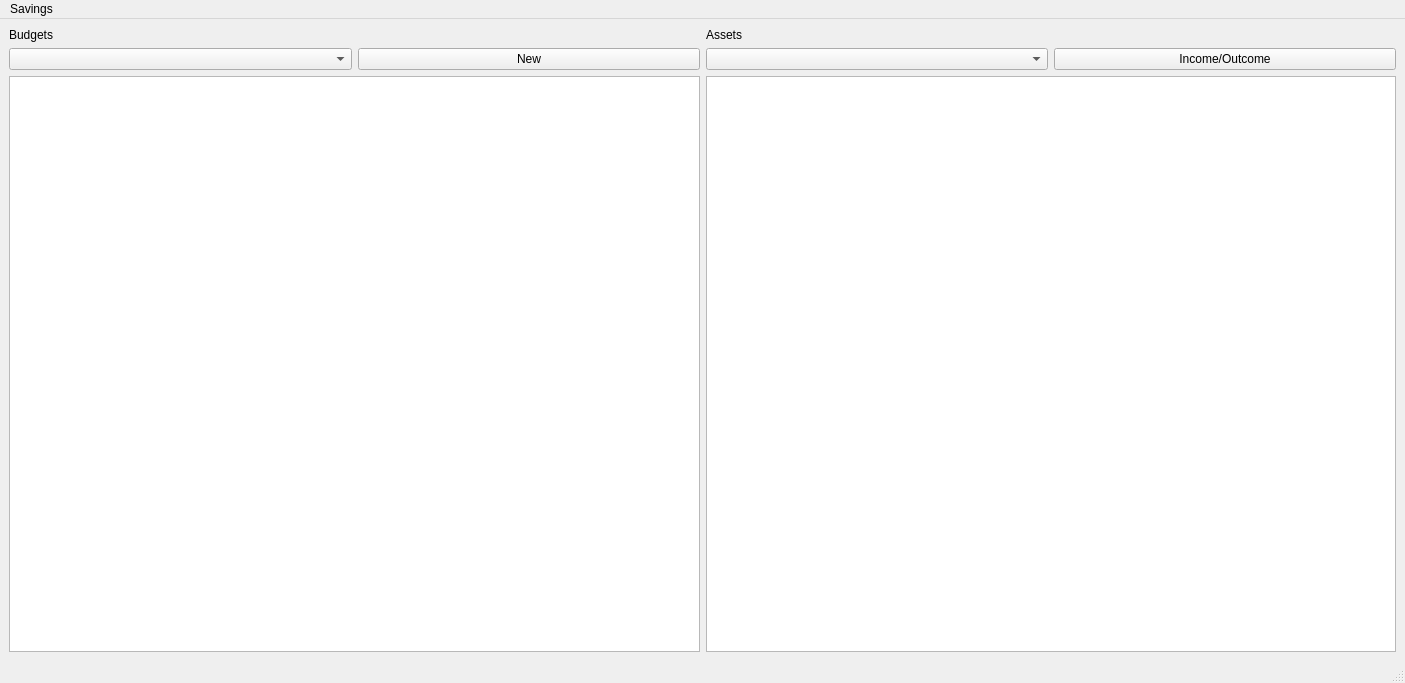
Old version of the form form/MainWindow.ui in the repository lukasszz/savings.
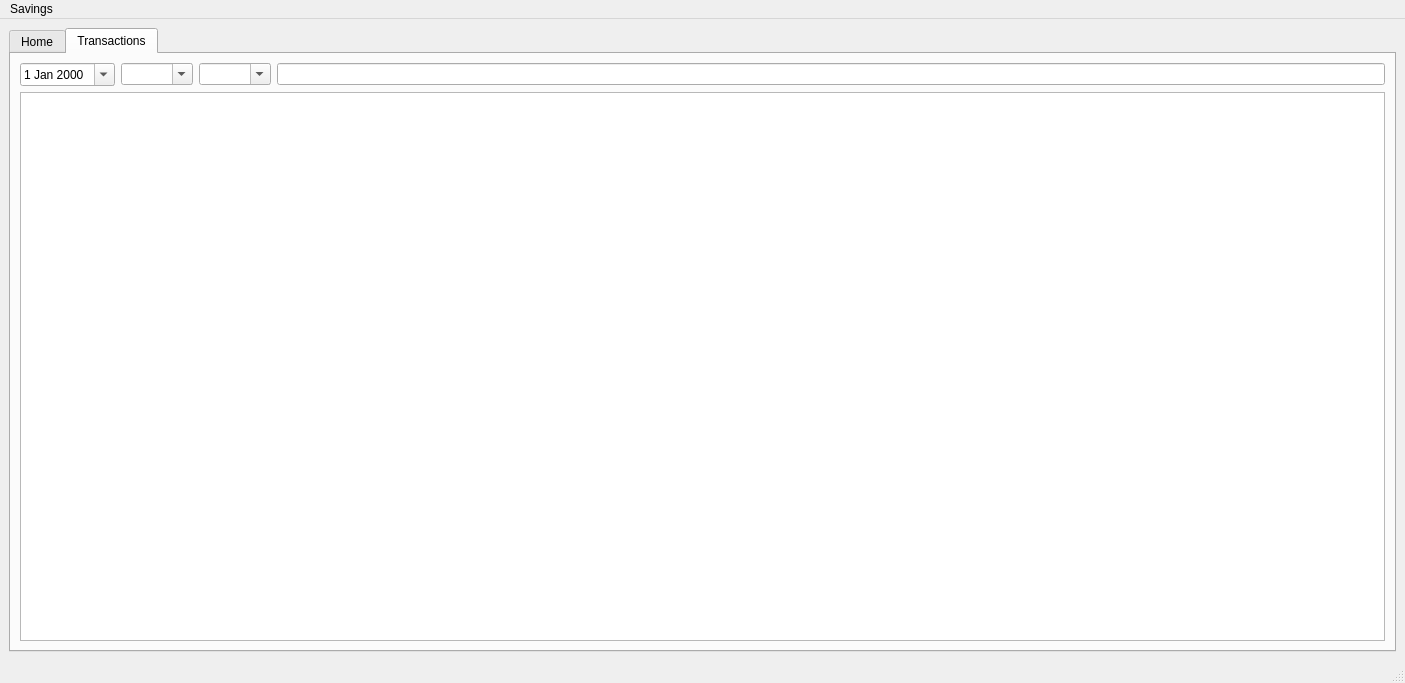
New version of the form.

Commit message:
8 trans table (#9)
Transaction list

The edit to the form file:
```diff
--- a/form/MainWindow.ui
+++ b/form/MainWindow.ui
@@ -14,6 +14,16 @@
    <string>Savings</string>
   </property>
   <widget class="QWidget" name="centralwidget">
+   <layout class="QHBoxLayout" name="horizontalLayout_4">
+    <item>
+     <widget class="QTabWidget" name="tabWidget">
+      <property name="currentIndex">
+       <number>1</number>
+      </property>
+      <widget class="QWidget" name="tab_home">
+       <attribute name="title">
+        <string>Home</string>
+       </attribute>
    <layout class="QHBoxLayout" name="horizontalLayout_3">
     <item>
      <layout class="QVBoxLayout" name="verticalLayout">
@@ -81,6 +91,48 @@
     </item>
    </layout>
   </widget>
+      <widget class="QWidget" name="tab_2">
+       <attribute name="title">
+        <string>Transactions</string>
+       </attribute>
+       <layout class="QVBoxLayout" name="verticalLayout_3">
+        <item>
+         <layout class="QHBoxLayout" name="horizontalLayout_5">
+          <item>
+           <widget class="QDateEdit" name="dateFrom">
+            <property name="calendarPopup">
+             <bool>true</bool>
+            </property>
+           </widget>
+          </item>
+          <item>
+           <widget class="QComboBox" name="budget">
+            <property name="editable">
+             <bool>true</bool>
+            </property>
+           </widget>
+          </item>
+          <item>
+           <widget class="QComboBox" name="asset">
+            <property name="editable">
+             <bool>true</bool>
+            </property>
+           </widget>
+          </item>
+          <item>
+           <widget class="QLineEdit" name="search"/>
+          </item>
+         </layout>
+        </item>
+        <item>
+         <widget class="QTableView" name="trans_table"/>
+        </item>
+       </layout>
+      </widget>
+     </widget>
+    </item>
+   </layout>
+  </widget>
   <widget class="QMenuBar" name="menubar">
    <property name="geometry">
     <rect>
```
Left out of the diff: 2 changed lines with no effect on the pictures. Lines whose indentation alone changed are shown as unchanged. The commit also changes 15 other files.
